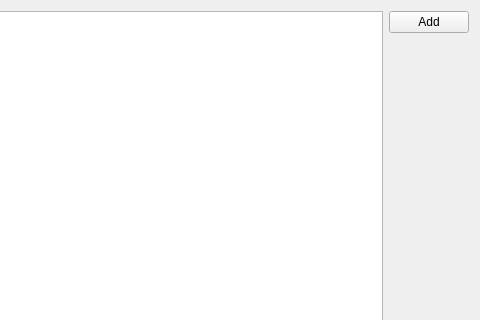
Above: ERP_1_0/ui/orderwidget.ui from Mlio7/erp before the change; both pictures show x 183 to 663 and y 0 to 320 of the 663 by 449 pixel window. Below: the same form after it.
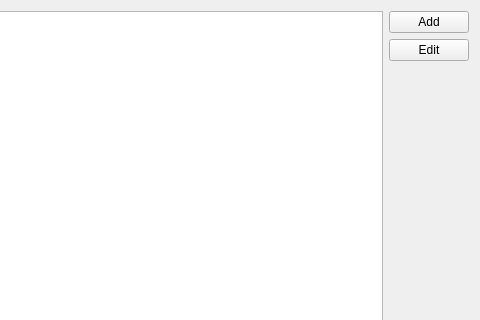
That is the form after the change.

Patch:
```diff
--- a/ERP_1_0/ui/orderwidget.ui
+++ b/ERP_1_0/ui/orderwidget.ui
@@ -14,14 +14,24 @@
    <string>Form</string>
   </property>
   <layout class="QGridLayout" name="gridLayout">
-   <item row="0" column="1">
+   <item row="0" column="3">
     <widget class="QPushButton" name="addOrderButton">
      <property name="text">
       <string>Add</string>
      </property>
     </widget>
    </item>
-   <item row="1" column="1">
+   <item row="1" column="3">
+    <widget class="QPushButton" name="pushButton_OrdersEdit">
+     <property name="text">
+      <string>Edit</string>
+     </property>
+    </widget>
+   </item>
+   <item row="0" column="0" rowspan="4">
+    <widget class="QTableView" name="contentTabView"/>
+   </item>
+   <item row="2" column="3">
     <spacer name="verticalSpacer">
      <property name="orientation">
       <enum>Qt::Vertical</enum>
@@ -34,9 +44,6 @@
      </property>
     </spacer>
    </item>
-   <item row="0" column="0" rowspan="2">
-    <widget class="QTableView" name="contentTabView"/>
-   </item>
   </layout>
  </widget>
  <resources/>
```
